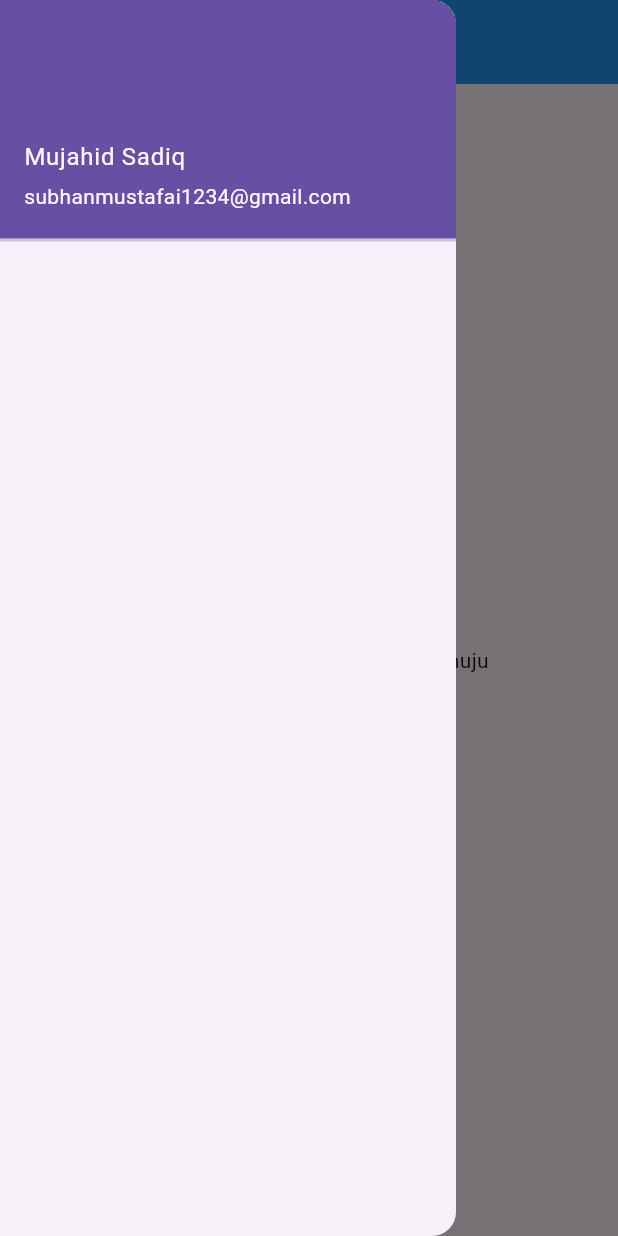
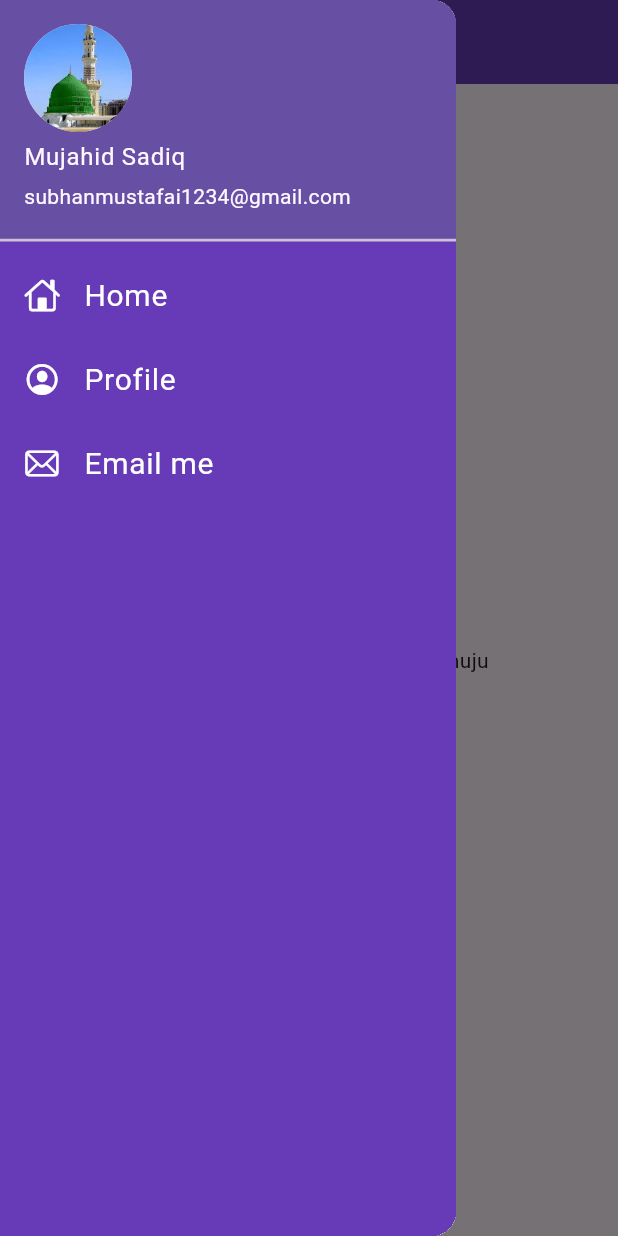
Before and after one commit to MujahidSadiq/flutter_learning, a Flutter app: the screen it shows after launch, with the side drawer open, on a phone screen of 412 x 824 dp. Run offline on Flutter 3.47's test engine with Material 3 defaults, Android fonts, the phone set to English and light mode, and no system bars.

Commit message:
build drawer of home page , with some styling , use listView

```diff
--- a/lib/main.dart
+++ b/lib/main.dart
@@ -18,6 +18,7 @@ class MyApp extends StatelessWidget {
           primarySwatch: Colors.deepPurple,
         ),
         home: MaterialApp(
+          debugShowCheckedModeBanner: false,
           initialRoute: MyRoutes.homeRoute,
           routes: {
             '/': (context) => const HomePage(),
--- a/lib/pages/home_page.dart
+++ b/lib/pages/home_page.dart
@@ -13,10 +13,11 @@ class HomePage extends StatelessWidget {
         title: const Text(
           'MY App',
         ),
-        backgroundColor: Colors.blue,
+        backgroundColor: Colors.deepPurple,
       ),
       body: const Center(
-        child: Text('welcome in 30 days in flutter by $name',
+        child: Text(
+          'welcome in 30 days in flutter by $name',
         ),
       ),
       drawer: const MyDrawer(),
--- a/lib/widgets/drawer.dart
+++ b/lib/widgets/drawer.dart
@@ -1,4 +1,6 @@
+import 'package:flutter/cupertino.dart';
 import 'package:flutter/material.dart';
+import 'package:flutter/widgets.dart';
 
 class MyDrawer extends StatelessWidget {
   const MyDrawer({super.key});
@@ -6,6 +8,8 @@ class MyDrawer extends StatelessWidget {
   @override
   Widget build(BuildContext context) {
     return Drawer(
+      child: Container(
+        color: Colors.deepPurple,
         child: ListView(
           padding: EdgeInsets.zero,
           children: const [
@@ -15,9 +19,54 @@ class MyDrawer extends StatelessWidget {
                 margin: EdgeInsets.all(0),
                 accountName: Text('Mujahid Sadiq'),
                 accountEmail: Text('subhanmustafai1234@gmail.com'),
+                currentAccountPicture: CircleAvatar(
+                  backgroundImage: AssetImage(
+                    'assets/images/Madina.jpg',
                   ),
-          )
+                ),
+              ),
+            ),
+            ListTile(
+              leading: Icon(
+                CupertinoIcons.home,
+                color: Colors.white,
+              ),
+              title: Text(
+                'Home',
+                style: TextStyle(
+                  color: Colors.white,
+                  fontSize: 20,
+                ),
+              ),
+            ),
+            ListTile(
+              leading: Icon(
+                CupertinoIcons.profile_circled,
+                color: Colors.white,
+              ),
+              title: Text(
+                'Profile',
+                style: TextStyle(
+                  color: Colors.white,
+                  fontSize: 20,
+                ),
+              ),
+            ),
+            ListTile(
+              leading: Icon(
+                CupertinoIcons.mail,
+                color: Colors.white,
+              ),
+              title: Text(
+                'Email me',
+                style: TextStyle(
+                  color: Colors.white,
+                  fontSize: 20,
+                ),
+              ),
+            ),
           ],
+        ),
       ),
     );
   }
```
Also changed, not shown: assets/images/Madina.jpg (added), pubspec.lock. Lines whose indentation alone changed are shown as unchanged.
